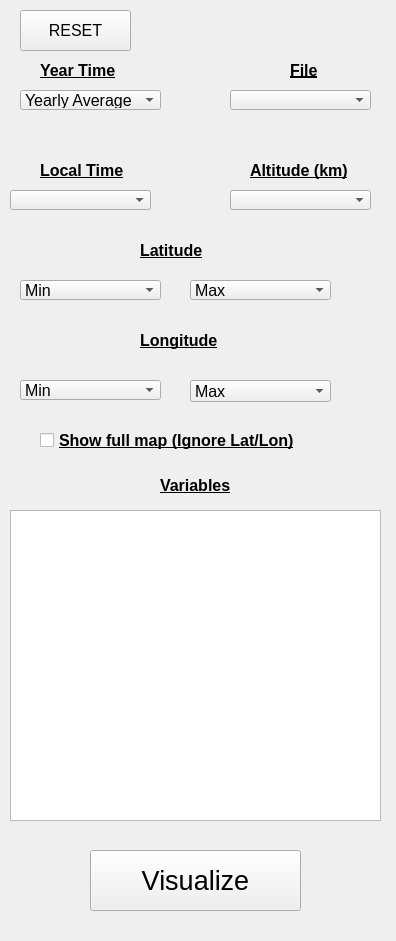
Before: the Qt Designer form mcd_visualizer_dockwidget_base.ui in davidsr21/mcd_visualizer, drawn with Qt 5.
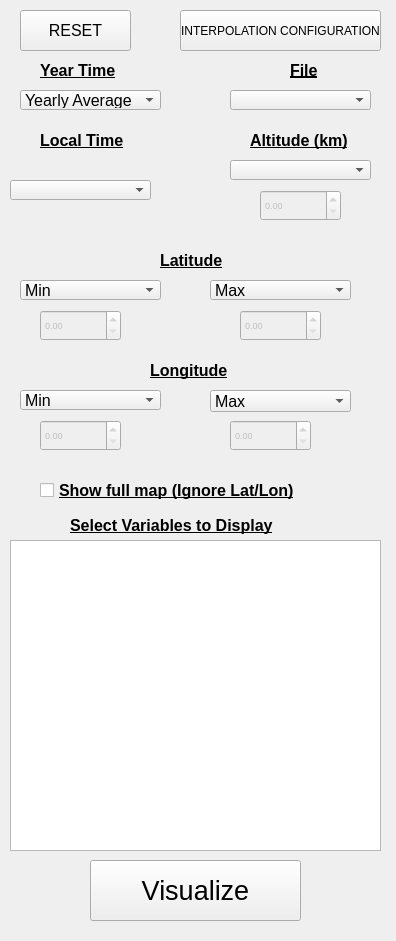
After: the same form once the commit is applied.

Commit message: Started to introduce time interpolation

```diff
--- a/mcd_visualizer_dockwidget_base.ui
+++ b/mcd_visualizer_dockwidget_base.ui
@@ -22,6 +22,11 @@
     <height>950</height>
    </size>
   </property>
+  <property name="font">
+   <font>
+    <pointsize>7</pointsize>
+   </font>
+  </property>
   <property name="layoutDirection">
    <enum>Qt::LeftToRight</enum>
   </property>
@@ -164,7 +169,7 @@
     <property name="geometry">
      <rect>
       <x>40</x>
-      <y>160</y>
+      <y>130</y>
       <width>111</width>
       <height>21</height>
      </rect>
@@ -185,7 +190,7 @@
     <property name="geometry">
      <rect>
       <x>10</x>
-      <y>190</y>
+      <y>180</y>
       <width>141</width>
       <height>20</height>
      </rect>
@@ -209,7 +214,7 @@
     <property name="geometry">
      <rect>
       <x>250</x>
-      <y>160</y>
+      <y>130</y>
       <width>141</width>
       <height>21</height>
      </rect>
@@ -230,7 +235,7 @@
     <property name="geometry">
      <rect>
       <x>230</x>
-      <y>190</y>
+      <y>160</y>
       <width>141</width>
       <height>20</height>
      </rect>
@@ -249,8 +254,8 @@
    <widget class="QLabel" name="Label_Latitud">
     <property name="geometry">
      <rect>
-      <x>140</x>
-      <y>240</y>
+      <x>160</x>
+      <y>250</y>
       <width>91</width>
       <height>21</height>
      </rect>
@@ -270,8 +275,8 @@
    <widget class="QLabel" name="Label_Longitud">
     <property name="geometry">
      <rect>
-      <x>140</x>
-      <y>330</y>
+      <x>150</x>
+      <y>360</y>
       <width>101</width>
       <height>21</height>
      </rect>
@@ -292,7 +297,7 @@
     <property name="geometry">
      <rect>
       <x>20</x>
-      <y>380</y>
+      <y>390</y>
       <width>141</width>
       <height>20</height>
      </rect>
@@ -311,9 +316,9 @@
    <widget class="QLabel" name="Label_Variable">
     <property name="geometry">
      <rect>
-      <x>160</x>
-      <y>470</y>
-      <width>101</width>
+      <x>70</x>
+      <y>510</y>
+      <width>281</width>
       <height>31</height>
      </rect>
     </property>
@@ -326,14 +331,14 @@
      </font>
     </property>
     <property name="text">
-     <string>Variables</string>
+     <string>Select Variables to Display</string>
     </property>
    </widget>
    <widget class="QPushButton" name="Push_Visualizar">
     <property name="geometry">
      <rect>
       <x>90</x>
-      <y>850</y>
+      <y>860</y>
       <width>211</width>
       <height>61</height>
      </rect>
@@ -351,7 +356,7 @@
     <property name="geometry">
      <rect>
       <x>40</x>
-      <y>430</y>
+      <y>480</y>
       <width>351</width>
       <height>21</height>
      </rect>
@@ -391,7 +396,7 @@
    <widget class="QComboBox" name="Combo_Latitud_Max">
     <property name="geometry">
      <rect>
-      <x>190</x>
+      <x>210</x>
       <y>280</y>
       <width>141</width>
       <height>20</height>
@@ -411,8 +416,8 @@
    <widget class="QComboBox" name="Combo_Longitud_Max">
     <property name="geometry">
      <rect>
-      <x>190</x>
-      <y>380</y>
+      <x>210</x>
+      <y>390</y>
       <width>141</width>
       <height>22</height>
      </rect>
@@ -471,7 +476,7 @@
     <property name="geometry">
      <rect>
       <x>10</x>
-      <y>510</y>
+      <y>540</y>
       <width>371</width>
       <height>311</height>
      </rect>
@@ -488,6 +493,89 @@
      <enum>QAbstractItemView::MultiSelection</enum>
     </property>
    </widget>
+   <widget class="QPushButton" name="Push_Reset_2">
+    <property name="geometry">
+     <rect>
+      <x>180</x>
+      <y>10</y>
+      <width>201</width>
+      <height>41</height>
+     </rect>
+    </property>
+    <property name="font">
+     <font>
+      <pointsize>9</pointsize>
+     </font>
+    </property>
+    <property name="text">
+     <string>INTERPOLATION CONFIGURATION</string>
+    </property>
+   </widget>
+   <widget class="QDoubleSpinBox" name="Spin_Altitud">
+    <property name="enabled">
+     <bool>false</bool>
+    </property>
+    <property name="geometry">
+     <rect>
+      <x>260</x>
+      <y>190</y>
+      <width>81</width>
+      <height>31</height>
+     </rect>
+    </property>
+   </widget>
+   <widget class="QDoubleSpinBox" name="Spin_Latitud_Min">
+    <property name="enabled">
+     <bool>false</bool>
+    </property>
+    <property name="geometry">
+     <rect>
+      <x>40</x>
+      <y>310</y>
+      <width>81</width>
+      <height>31</height>
+     </rect>
+    </property>
+   </widget>
+   <widget class="QDoubleSpinBox" name="Spin_Latitud_Max">
+    <property name="enabled">
+     <bool>false</bool>
+    </property>
+    <property name="geometry">
+     <rect>
+      <x>240</x>
+      <y>310</y>
+      <width>81</width>
+      <height>31</height>
+     </rect>
+    </property>
+   </widget>
+   <widget class="QDoubleSpinBox" name="Spin_Longitud_Min">
+    <property name="enabled">
+     <bool>false</bool>
+    </property>
+    <property name="geometry">
+     <rect>
+      <x>40</x>
+      <y>420</y>
+      <width>81</width>
+      <height>31</height>
+     </rect>
+    </property>
+   </widget>
+   <widget class="QDoubleSpinBox" name="Spin_Longitud_Max">
+    <property name="enabled">
+     <bool>false</bool>
+    </property>
+    <property name="geometry">
+     <rect>
+      <x>230</x>
+      <y>420</y>
+      <width>81</width>
+      <height>31</height>
+     </rect>
+    </property>
+   </widget>
   </widget>
  </widget>
  <resources/>
```
The commit also changes 4 other files.
